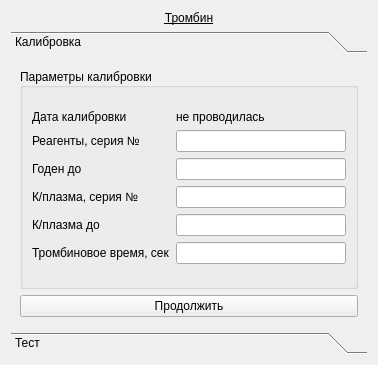
This is choisedialog/ko4.ui in krang4d/Agrekola as Qt 5 draws it before an edit. The edited form follows.
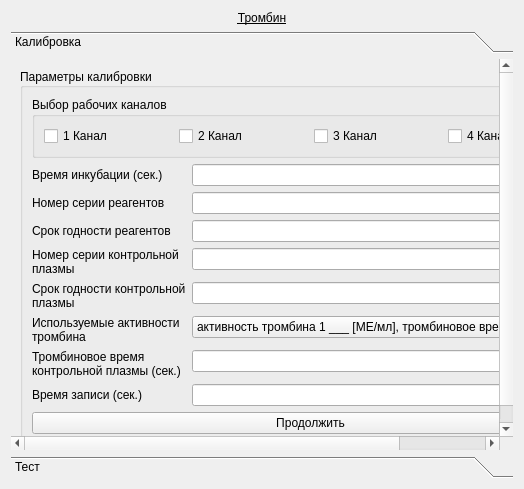
This is the edited form. Custom widgets are drawn as their Qt base class.

The edit to the form file:
```diff
--- a/choisedialog/ko4.ui
+++ b/choisedialog/ko4.ui
@@ -6,14 +6,14 @@
    <rect>
     <x>0</x>
     <y>0</y>
-    <width>378</width>
-    <height>365</height>
+    <width>524</width>
+    <height>489</height>
    </rect>
   </property>
   <property name="windowTitle">
    <string>Form</string>
   </property>
-  <layout class="QVBoxLayout" name="verticalLayout_2">
+  <layout class="QVBoxLayout" name="verticalLayout_3">
    <item>
     <widget class="QLabel" name="label">
      <property name="text">
@@ -34,8 +34,8 @@
        <rect>
         <x>0</x>
         <y>0</y>
-        <width>360</width>
-        <height>274</height>
+        <width>506</width>
+        <height>398</height>
        </rect>
       </property>
       <attribute name="label">
@@ -50,105 +50,206 @@
          <property name="alignment">
           <set>Qt::AlignLeading|Qt::AlignLeft|Qt::AlignVCenter</set>
          </property>
+         <layout class="QVBoxLayout" name="verticalLayout_2">
+          <item>
+           <spacer name="verticalSpacer_2">
+            <property name="orientation">
+             <enum>Qt::Vertical</enum>
+            </property>
+            <property name="sizeHint" stdset="0">
+             <size>
+              <width>20</width>
+              <height>40</height>
+             </size>
+            </property>
+           </spacer>
+          </item>
+          <item>
+           <widget class="QGroupBox" name="groupBox_2">
+            <property name="title">
+             <string>Выбор рабочих каналов</string>
+            </property>
+            <layout class="QHBoxLayout" name="horizontalLayout">
+             <item>
+              <widget class="QCheckBox" name="checkBox_1">
+               <property name="text">
+                <string>1 Канал</string>
+               </property>
+              </widget>
+             </item>
+             <item>
+              <widget class="QCheckBox" name="checkBox_2">
+               <property name="text">
+                <string>2 Канал</string>
+               </property>
+              </widget>
+             </item>
+             <item>
+              <widget class="QCheckBox" name="checkBox_3">
+               <property name="text">
+                <string>3 Канал</string>
+               </property>
+              </widget>
+             </item>
+             <item>
+              <widget class="QCheckBox" name="checkBox_4">
+               <property name="text">
+                <string>4 Канал</string>
+               </property>
+              </widget>
+             </item>
+            </layout>
+           </widget>
+          </item>
+          <item>
          <layout class="QFormLayout" name="formLayout">
           <item row="1" column="0">
-           <widget class="QLabel" name="label_6">
+             <widget class="QLabel" name="label_1">
             <property name="text">
-             <string>Дата калибровки</string>
+               <string>Номер серии реагентов</string>
+              </property>
+              <property name="buddy">
+               <cstring>reagent_serial</cstring>
             </property>
            </widget>
           </item>
           <item row="1" column="1">
-           <widget class="QLabel" name="label_calibrationData">
-            <property name="minimumSize">
-             <size>
-              <width>40</width>
-              <height>0</height>
-             </size>
-            </property>
-            <property name="text">
-             <string>не проводилась</string>
-            </property>
-           </widget>
+             <widget class="QLineEdit" name="reagent_serial"/>
           </item>
           <item row="2" column="0">
-           <widget class="QLabel" name="label_1">
+             <widget class="QLabel" name="label_2">
             <property name="text">
-             <string>Реагенты, серия №</string>
+               <string>Срок годности реагентов</string>
             </property>
             <property name="buddy">
-             <cstring>lineEdit_1</cstring>
+               <cstring>reagent_data</cstring>
             </property>
            </widget>
           </item>
           <item row="2" column="1">
-           <widget class="QLineEdit" name="lineEdit_1"/>
+             <widget class="QLineEdit" name="reagent_data"/>
           </item>
           <item row="3" column="0">
-           <widget class="QLabel" name="label_2">
+             <widget class="QLabel" name="label_3">
             <property name="text">
-             <string>Годен до</string>
+               <string>Номер серии контрольной
+плазмы</string>
             </property>
             <property name="buddy">
-             <cstring>lineEdit_2</cstring>
+               <cstring>k_plazma_serial</cstring>
             </property>
            </widget>
           </item>
           <item row="3" column="1">
-           <widget class="QLineEdit" name="lineEdit_2"/>
+             <widget class="QLineEdit" name="k_plazma_serial">
+              <property name="enabled">
+               <bool>true</bool>
+              </property>
+             </widget>
           </item>
           <item row="4" column="0">
-           <widget class="QLabel" name="label_3">
+             <widget class="QLabel" name="label_4">
             <property name="text">
-             <string>К/плазма, серия №</string>
+               <string>Срок годности контрольной
+плазмы</string>
             </property>
             <property name="buddy">
-             <cstring>lineEdit_3</cstring>
+               <cstring>k_plazma_data</cstring>
             </property>
            </widget>
           </item>
           <item row="4" column="1">
-           <widget class="QLineEdit" name="lineEdit_3">
+             <widget class="QLineEdit" name="k_plazma_data">
             <property name="enabled">
              <bool>true</bool>
             </property>
            </widget>
           </item>
           <item row="5" column="0">
-           <widget class="QLabel" name="label_4">
+             <widget class="QLabel" name="label_7">
             <property name="text">
-             <string>К/плазма до</string>
-            </property>
-            <property name="buddy">
-             <cstring>lineEdit_4</cstring>
+               <string>Используемые активности
+тромбина</string>
             </property>
            </widget>
           </item>
           <item row="5" column="1">
-           <widget class="QLineEdit" name="lineEdit_4">
-            <property name="enabled">
-             <bool>true</bool>
-            </property>
+             <widget class="QComboBox" name="action">
+              <item>
+               <property name="text">
+                <string>активность тромбина 1 ___ [МЕ/мл], тромбиновое время ___ сек</string>
+               </property>
+              </item>
+              <item>
+               <property name="text">
+                <string>активность тромбина 2 ___ [МЕ/мл], тромбиновое время ___ сек</string>
+               </property>
+              </item>
+              <item>
+               <property name="text">
+                <string>активность тромбина 3 ___ [МЕ/мл], тромбиновое время ___ сек</string>
+               </property>
+              </item>
            </widget>
           </item>
           <item row="6" column="0">
            <widget class="QLabel" name="label_5">
             <property name="text">
-             <string>Тромбиновое время, сек</string>
+               <string>Тромбиновое время
+контрольной плазмы (сек.)</string>
             </property>
             <property name="buddy">
-             <cstring>lineEdit_5</cstring>
+               <cstring>trombine_time</cstring>
             </property>
            </widget>
           </item>
           <item row="6" column="1">
-           <widget class="QLineEdit" name="lineEdit_5">
+             <widget class="QLineEdit" name="trombine_time">
             <property name="enabled">
              <bool>true</bool>
             </property>
            </widget>
           </item>
-          <item row="7" column="0" colspan="2">
+            <item row="7" column="0">
+             <widget class="QLabel" name="label_t">
+              <property name="text">
+               <string>Время записи (сек.)</string>
+              </property>
+              <property name="buddy">
+               <cstring>write_time</cstring>
+              </property>
+             </widget>
+            </item>
+            <item row="7" column="1">
+             <widget class="QLineEdit" name="write_time">
+              <property name="inputMethodHints">
+               <set>Qt::ImhDigitsOnly</set>
+              </property>
+              <property name="text">
+               <string/>
+              </property>
+             </widget>
+            </item>
+            <item row="0" column="0">
+             <widget class="QLabel" name="label_incube">
+              <property name="text">
+               <string>Время инкубации (сек.)</string>
+              </property>
+             </widget>
+            </item>
+            <item row="0" column="1">
+             <widget class="QLineEdit" name="incube_incube">
+              <property name="inputMethodHints">
+               <set>Qt::ImhDigitsOnly</set>
+              </property>
+              <property name="text">
+               <string/>
+              </property>
+             </widget>
+            </item>
+           </layout>
+          </item>
+          <item>
            <spacer name="verticalSpacer">
             <property name="orientation">
              <enum>Qt::Vertical</enum>
@@ -161,22 +262,6 @@
             </property>
            </spacer>
           </item>
-          <item row="0" column="0" colspan="2">
-           <spacer name="verticalSpacer_2">
-            <property name="orientation">
-             <enum>Qt::Vertical</enum>
-            </property>
-            <property name="sizeHint" stdset="0">
-             <size>
-              <width>20</width>
-              <height>40</height>
-             </size>
-            </property>
-           </spacer>
-          </item>
-         </layout>
-        </widget>
-       </item>
        <item>
         <widget class="QPushButton" name="calibr1Button">
          <property name="text">
@@ -189,13 +274,16 @@
        </item>
       </layout>
      </widget>
+       </item>
+      </layout>
+     </widget>
      <widget class="StartMeasurment" name="page_2">
       <property name="geometry">
        <rect>
         <x>0</x>
         <y>0</y>
-        <width>360</width>
-        <height>274</height>
+        <width>506</width>
+        <height>398</height>
        </rect>
       </property>
       <attribute name="label">
```
Lines whose indentation alone changed are shown as unchanged.
